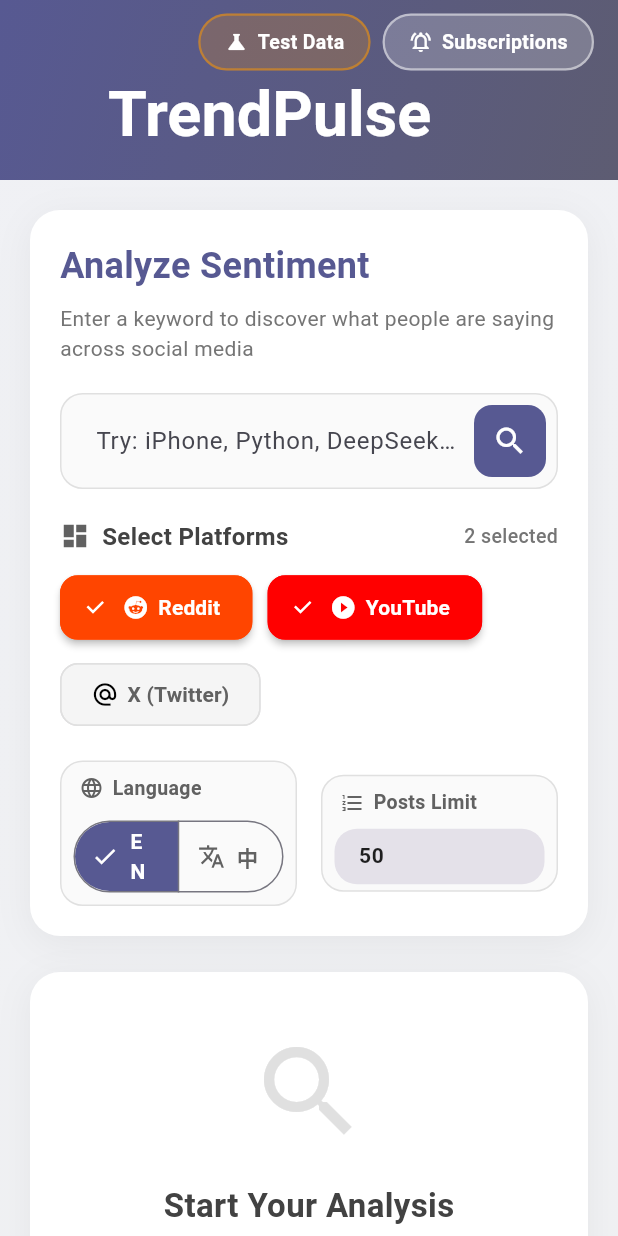
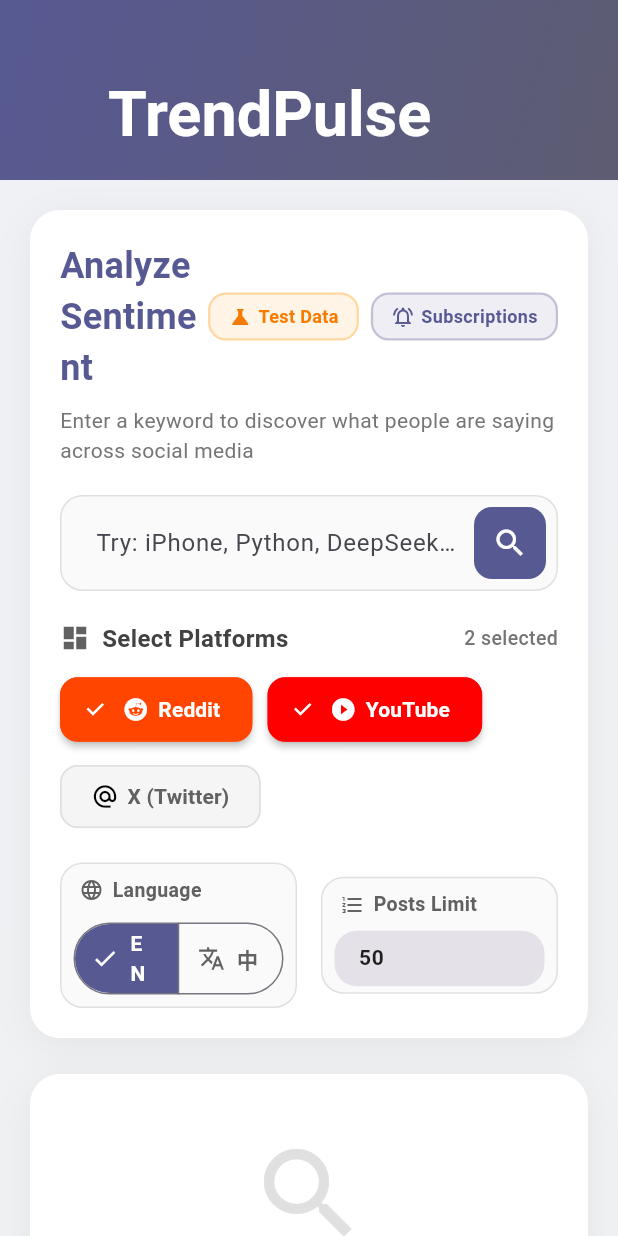
Before and after one commit to CliPg/trend-pulse, a Flutter app: the screen it shows after launch, on a phone screen of 412 x 824 dp. Run offline on Flutter 3.47's test engine with Material 3 defaults, Android fonts, the phone set to English and light mode, and no system bars; our stand-ins replace fl_chart, webview_flutter; missing offline and left inert: dart:html, dart:ui_web.

Commit message:
修改订阅按钮位置

```diff
--- a/frontend/lib/screens/dashboard_screen.dart
+++ b/frontend/lib/screens/dashboard_screen.dart
@@ -229,97 +229,6 @@
                 floating: false,
                 pinned: true,
                 backgroundColor: colorScheme.primary,
-                actions: [
-                  // Test Data button
-                  Padding(
-                    padding: const EdgeInsets.only(right: 8),
-                    child: Material(
-                      color: Colors.transparent,
-                      child: InkWell(
-                        onTap: _showMockDataOptions,
-                        borderRadius: BorderRadius.circular(20),
-                        child: Container(
-                          padding: const EdgeInsets.symmetric(horizontal: 16, vertical: 8),
-                          decoration: BoxDecoration(
-                            color: Colors.orange.withOpacity(0.2),
-                            borderRadius: BorderRadius.circular(20),
-                            border: Border.all(
-                              color: Colors.orange.withOpacity(0.5),
-                              width: 1.5,
-                            ),
-                          ),
-                          child: Row(
-                            mainAxisSize: MainAxisSize.min,
-                            children: [
-                              Icon(
-                                Icons.science,
-                                color: Colors.white,
-                                size: 16,
-                              ),
-                              const SizedBox(width: 6),
-                              Text(
-                                "Test Data",
-                                style: TextStyle(
-                                  color: Colors.white,
-                                  fontSize: 13,
-                                  fontWeight: FontWeight.w600,
-                                ),
-                              ),
-                            ],
-                          ),
-                        ),
-                      ),
-                    ),
-                  ),
-                  // Subscriptions button
-                  Padding(
-                    padding: const EdgeInsets.only(right: 16),
-                    child: Material(
-                      color: Colors.transparent,
-                      child: InkWell(
-                        onTap: () {
-                          Navigator.push(
-                            context,
-                            MaterialPageRoute(
-                              builder: (context) => const SubscriptionsScreen(),
-                            ),
-                          );
-                        },
-                        borderRadius: BorderRadius.circular(20),
-                        child: Container(
-                          padding: const EdgeInsets.symmetric(horizontal: 16, vertical: 8),
-                          decoration: BoxDecoration(
-                            color: Colors.white.withOpacity(0.2),
-                            borderRadius: BorderRadius.circular(20),
-                            border: Border.all(
-                              color: Colors.white.withOpacity(0.5),
-                              width: 1.5,
-                            ),
-                          ),
-                          child: Row(
-                            mainAxisSize: MainAxisSize.min,
-                            children: [
-                              const Icon(
-                                Icons.notifications_active_outlined,
-                                color: Colors.white,
-                                size: 16,
-                              ),
-                              const SizedBox(width: 6),
-                              Text(
-                                "Subscriptions",
-                                style: TextStyle(
-                                  color: Colors.white,
-                                  fontSize: 13,
-                                  fontWeight: FontWeight.w600,
-                                ),
-                              ),
-                            ],
-                          ),
-                        ),
-                      ),
-                    ),
-                  ),
-                ],
                 flexibleSpace: FlexibleSpaceBar(
                   title: const Text(
                     "TrendPulse",
@@ -399,12 +308,98 @@
           children: [
             Row(
               children: [
-                Text(
-                  "Analyze Sentiment",
-                  style: TextStyle(
-                    fontSize: 24,
-                    fontWeight: FontWeight.bold,
-                    color: colorScheme.primary,
+                Expanded(
+                  child: Text(
+                    "Analyze Sentiment",
+                    style: TextStyle(
+                      fontSize: 24,
+                      fontWeight: FontWeight.bold,
+                      color: colorScheme.primary,
+                    ),
+                  ),
+                ),
+                // Test Data button
+                Material(
+                  color: Colors.transparent,
+                  child: InkWell(
+                    onTap: _showMockDataOptions,
+                    borderRadius: BorderRadius.circular(12),
+                    child: Container(
+                      padding: const EdgeInsets.symmetric(horizontal: 12, vertical: 6),
+                      decoration: BoxDecoration(
+                        color: Colors.orange.withOpacity(0.1),
+                        borderRadius: BorderRadius.circular(12),
+                        border: Border.all(
+                          color: Colors.orange.withOpacity(0.3),
+                          width: 1.5,
+                        ),
+                      ),
+                      child: Row(
+                        mainAxisSize: MainAxisSize.min,
+                        children: [
+                          Icon(
+                            Icons.science,
+                            color: Colors.orange.shade700,
+                            size: 16,
+                          ),
+                          const SizedBox(width: 4),
+                          Text(
+                            "Test Data",
+                            style: TextStyle(
+                              color: Colors.orange.shade700,
+                              fontSize: 12,
+                              fontWeight: FontWeight.w600,
+                            ),
+                          ),
+                        ],
+                      ),
+                    ),
+                  ),
+                ),
+                const SizedBox(width: 8),
+                // Subscriptions button
+                Material(
+                  color: Colors.transparent,
+                  child: InkWell(
+                    onTap: () {
+                      Navigator.push(
+                        context,
+                        MaterialPageRoute(
+                          builder: (context) => const SubscriptionsScreen(),
+                        ),
+                      );
+                    },
+                    borderRadius: BorderRadius.circular(12),
+                    child: Container(
+                      padding: const EdgeInsets.symmetric(horizontal: 12, vertical: 6),
+                      decoration: BoxDecoration(
+                        color: colorScheme.primary.withOpacity(0.1),
+                        borderRadius: BorderRadius.circular(12),
+                        border: Border.all(
+                          color: colorScheme.primary.withOpacity(0.3),
+                          width: 1.5,
+                        ),
+                      ),
+                      child: Row(
+                        mainAxisSize: MainAxisSize.min,
+                        children: [
+                          Icon(
+                            Icons.notifications_active_outlined,
+                            color: colorScheme.primary,
+                            size: 16,
+                          ),
+                          const SizedBox(width: 4),
+                          Text(
+                            "Subscriptions",
+                            style: TextStyle(
+                              color: colorScheme.primary,
+                              fontSize: 12,
+                              fontWeight: FontWeight.w600,
+                            ),
+                          ),
+                        ],
+                      ),
+                    ),
                   ),
                 ),
               ],
```
